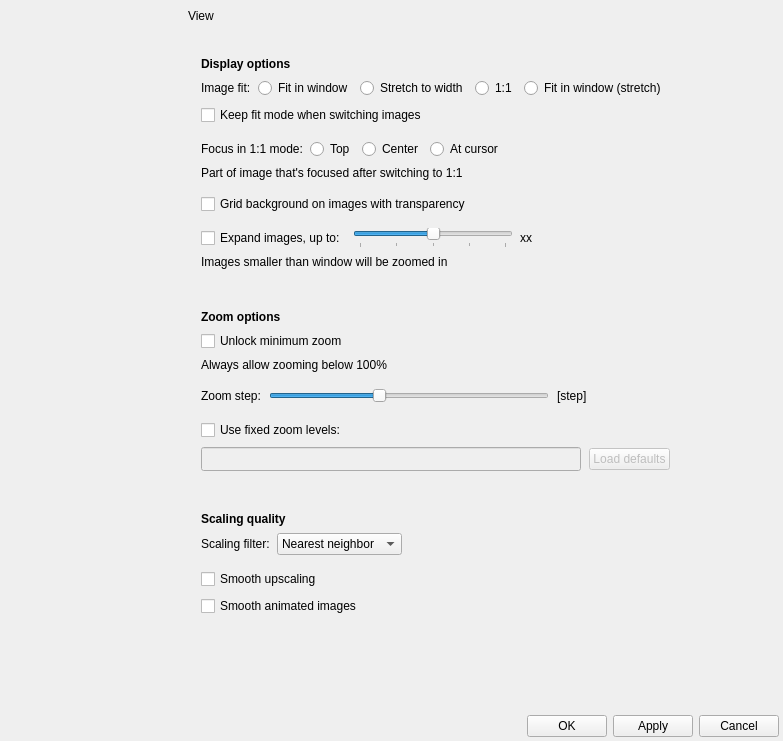
The window that qimgv/gui/dialogs/settingsdialog.ui (hadoooooouken/qimgv-plus) describes before a commit, drawn with Qt 5.
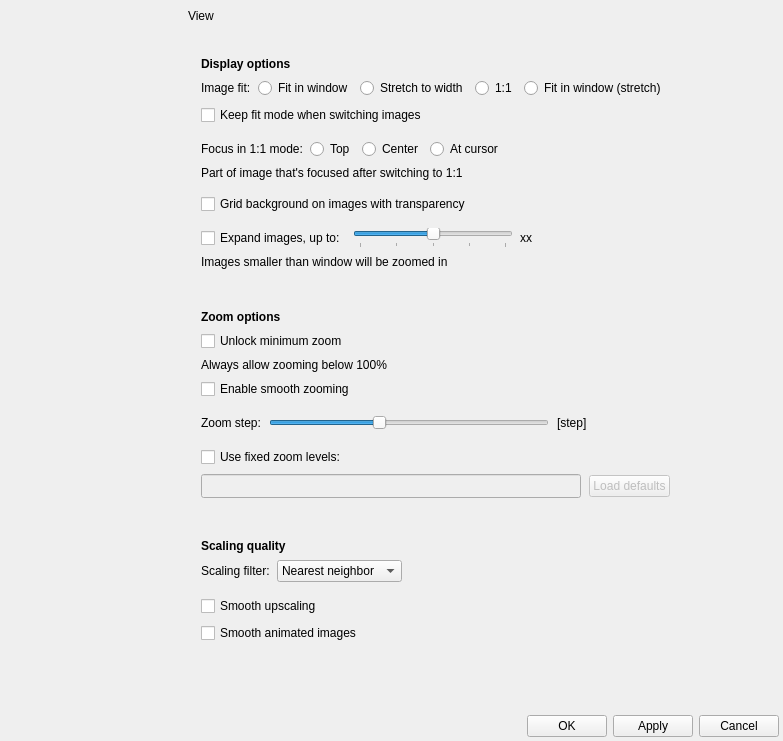
The same window after the commit. The open tabs and pages were chosen to show the change. Custom widgets are drawn as their Qt base class.

Commit message: 1.0.1 - radeon zoom fix + smooth zoom option

Diff of the .ui file:
```diff
--- a/qimgv/gui/dialogs/settingsdialog.ui
+++ b/qimgv/gui/dialogs/settingsdialog.ui
@@ -2258,6 +2258,13 @@
                     </property>
                    </widget>
                   </item>
+                   <item>
+                    <widget class="QCheckBox" name="enableSmoothZoomCheckBox">
+                     <property name="text">
+                      <string>Enable smooth zooming</string>
+                     </property>
+                    </widget>
+                   </item>
                   <item>
                    <widget class="QWidget" name="widget_11" native="true">
                     <property name="accessibleName">
```
The commit also changes 16 other files.
